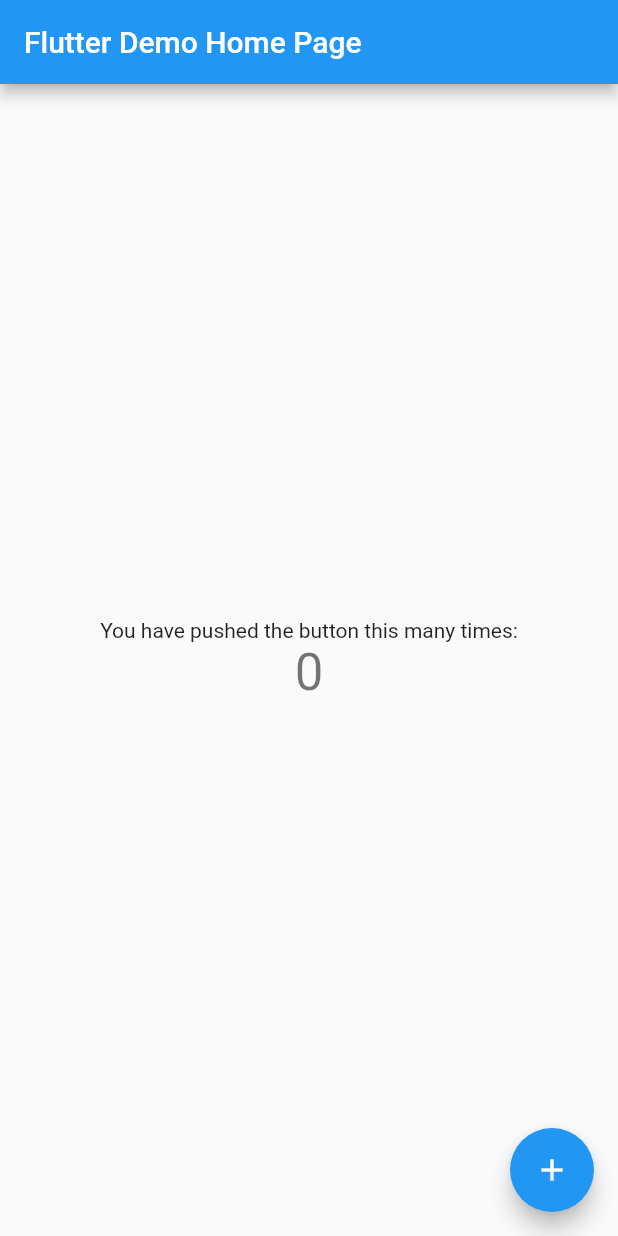
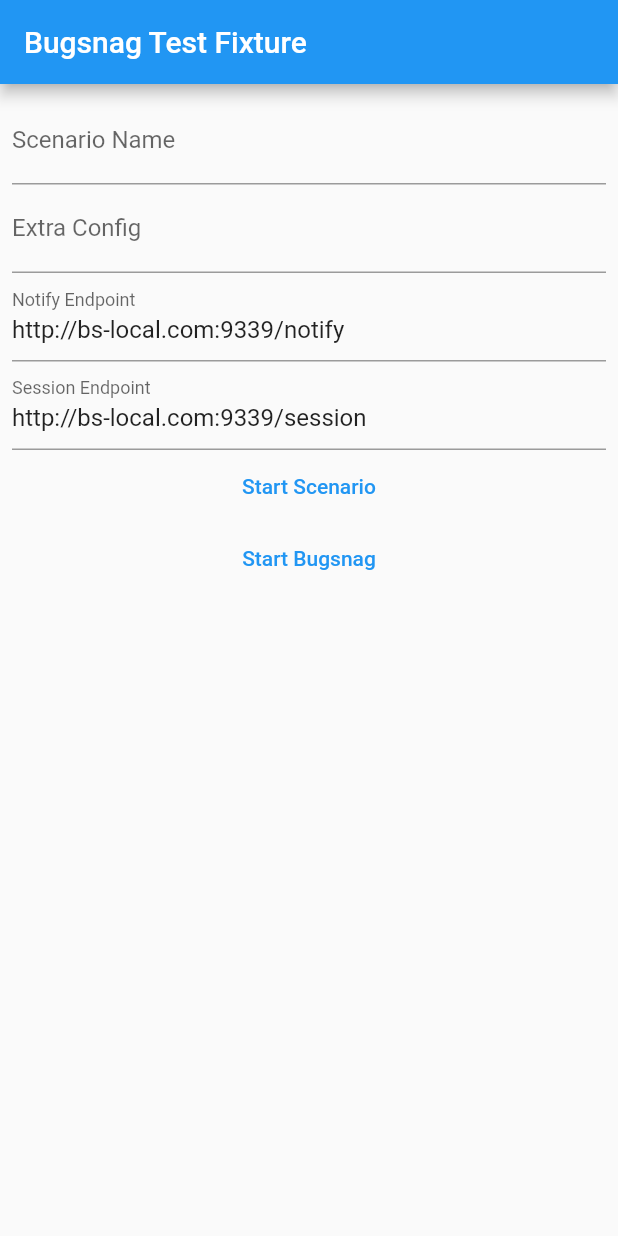
Before and after one commit to bugsnag/bugsnag-flutter, a Flutter app: the screen it shows after launch, on a phone screen of 412 x 824 dp. Run offline on Flutter 3.47's test engine with Material 2 defaults, Android fonts, the phone set to English and light mode, and no system bars.

Commit message:
feat(test): add the basis of a scenario driven test fixture app

```diff
--- /dev/null
+++ b/features/fixtures/app/lib/channels.dart
@@ -0,0 +1,20 @@
+import 'package:flutter/services.dart';
+
+class MazeRunnerChannels {
+  static const platform = MethodChannel('com.bugsnag.mazeRunner/platform');
+
+  static Future<void> runScenario(
+      {required String scenarioName, String? extraConfig}) {
+    return platform.invokeMethod("runScenario", {
+      'scenarioName': scenarioName,
+      'extraConfig': extraConfig,
+    });
+  }
+
+  /// Invoke Bugsnag.start on the native side as a temporary stand-in for
+  /// a Flutter API
+  @Deprecated("use bugsnag-flutter api once available")
+  static Future<void> startBugsnag() {
+    return platform.invokeMethod("startBugsnag");
+  }
+}
--- a/features/fixtures/app/lib/main.dart
+++ b/features/fixtures/app/lib/main.dart
@@ -1,115 +1,145 @@
+import 'package:MazeRunner/channels.dart';
 import 'package:flutter/material.dart';
 
+import 'scenarios/scenario.dart';
+import 'scenarios/scenarios.dart';
+
 void main() {
-  runApp(const MyApp());
+  runApp(const MazeRunnerFlutterApp());
 }
 
-class MyApp extends StatelessWidget {
-  const MyApp({Key? key}) : super(key: key);
+class MazeRunnerFlutterApp extends StatelessWidget {
+  const MazeRunnerFlutterApp({Key? key}) : super(key: key);
 
   // This widget is the root of your application.
   @override
   Widget build(BuildContext context) {
     return MaterialApp(
-      title: 'Flutter Demo',
+      title: 'Bugsnag Test',
       theme: ThemeData(
-        // This is the theme of your application.
-        //
-        // Try running your application with "flutter run". You'll see the
-        // application has a blue toolbar. Then, without quitting the app, try
-        // changing the primarySwatch below to Colors.green and then invoke
-        // "hot reload" (press "r" in the console where you ran "flutter run",
-        // or simply save your changes to "hot reload" in a Flutter IDE).
-        // Notice that the counter didn't reset back to zero; the application
-        // is not restarted.
-        primarySwatch: Colors.blue,
+        primaryColor: const Color.fromARGB(255, 73, 73, 227),
       ),
-      home: const MyHomePage(title: 'Flutter Demo Home Page'),
+      home: const MazeRunnerHomePage(),
     );
   }
 }
 
-class MyHomePage extends StatefulWidget {
-  const MyHomePage({Key? key, required this.title}) : super(key: key);
-
-  // This widget is the home page of your application. It is stateful, meaning
-  // that it has a State object (defined below) that contains fields that affect
-  // how it looks.
-
-  // This class is the configuration for the state. It holds the values (in this
-  // case the title) provided by the parent (in this case the App widget) and
-  // used by the build method of the State. Fields in a Widget subclass are
-  // always marked "final".
-
-  final String title;
+class MazeRunnerHomePage extends StatefulWidget {
+  const MazeRunnerHomePage({Key? key}) : super(key: key);
 
   @override
-  State<MyHomePage> createState() => _MyHomePageState();
+  State<MazeRunnerHomePage> createState() => _HomePageState();
 }
 
-class _MyHomePageState extends State<MyHomePage> {
-  int _counter = 0;
+class _HomePageState extends State<MazeRunnerHomePage> {
+  late TextEditingController _scenarioNameController;
+  late TextEditingController _extraConfigController;
+  late TextEditingController _notifyEndpointController;
+  late TextEditingController _sessionEndpointController;
 
-  void _incrementCounter() {
-    setState(() {
-      // This call to setState tells the Flutter framework that something has
-      // changed in this State, which causes it to rerun the build method below
-      // so that the display can reflect the updated values. If we changed
-      // _counter without calling setState(), then the build method would not be
-      // called again, and so nothing would appear to happen.
-      _counter++;
-    });
+  @override
+  void initState() {
+    super.initState();
+    _scenarioNameController = TextEditingController();
+    _extraConfigController = TextEditingController();
+    _notifyEndpointController = TextEditingController(
+      text: 'http://bs-local.com:9339/notify',
+    );
+    _sessionEndpointController = TextEditingController(
+      text: 'http://bs-local.com:9339/session',
+    );
+  }
+
+  @override
+  void dispose() {
+    _scenarioNameController.dispose();
+    _extraConfigController.dispose();
+    _notifyEndpointController.dispose();
+    _sessionEndpointController.dispose();
+
+    super.dispose();
+  }
+
+  void _onStartBugsnag(BuildContext context) async {
+    await MazeRunnerChannels.startBugsnag();
+  }
+
+  void _onStartScenario(BuildContext context) async {
+    await _initScenario(context)?.run();
+  }
+
+  Scenario? _initScenario(BuildContext context) {
+    final name = _scenarioNameController.value.text;
+    final extraConfig = _extraConfigController.value.text;
+    final scenarioIndex =
+    scenarios.indexWhere((element) => element.name == name);
+
+    if (scenarioIndex == -1) {
+      ScaffoldMessenger.of(context).showSnackBar(
+        SnackBar(
+          content: Text("Cannot find Scenario $name. "
+              "Has is been added to scenario.dart?"),
+        ),
+      );
+
+      return null;
+    }
+
+    return scenarios[scenarioIndex].init(extraConfig);
   }
 
   @override
   Widget build(BuildContext context) {
-    // This method is rerun every time setState is called, for instance as done
-    // by the _incrementCounter method above.
-    //
-    // The Flutter framework has been optimized to make rerunning build methods
-    // fast, so that you can just rebuild anything that needs updating rather
-    // than having to individually change instances of widgets.
     return Scaffold(
       appBar: AppBar(
-        // Here we take the value from the MyHomePage object that was created by
-        // the App.build method, and use it to set our appbar title.
-        title: Text(widget.title),
+        title: const Text('Bugsnag Test Fixture'),
       ),
-      body: Center(
-        // Center is a layout widget. It takes a single child and positions it
-        // in the middle of the parent.
+      body: Padding(
+        padding: const EdgeInsets.all(8.0),
         child: Column(
-          // Column is also a layout widget. It takes a list of children and
-          // arranges them vertically. By default, it sizes itself to fit its
-          // children horizontally, and tries to be as tall as its parent.
-          //
-          // Invoke "debug painting" (press "p" in the console, choose the
-          // "Toggle Debug Paint" action from the Flutter Inspector in Android
-          // Studio, or the "Toggle Debug Paint" command in Visual Studio Code)
-          // to see the wireframe for each widget.
-          //
-          // Column has various properties to control how it sizes itself and
-          // how it positions its children. Here we use mainAxisAlignment to
-          // center the children vertically; the main axis here is the vertical
-          // axis because Columns are vertical (the cross axis would be
-          // horizontal).
-          mainAxisAlignment: MainAxisAlignment.center,
+          mainAxisAlignment: MainAxisAlignment.start,
           children: <Widget>[
-            const Text(
-              'You have pushed the button this many times:',
+            TextField(
+              controller: _scenarioNameController,
+              key: const Key("scenarioName"),
+              decoration: const InputDecoration(
+                label: Text("Scenario Name"),
+              ),
             ),
-            Text(
-              '$_counter',
-              style: Theme.of(context).textTheme.headline4,
+            TextField(
+              controller: _extraConfigController,
+              key: const Key("extraConfig"),
+              decoration: const InputDecoration(
+                label: Text("Extra Config"),
+              ),
+            ),
+            TextField(
+              controller: _notifyEndpointController,
+              key: const Key("notifyEndpoint"),
+              decoration: const InputDecoration(
+                label: Text("Notify Endpoint"),
+              ),
+            ),
+            TextField(
+              controller: _sessionEndpointController,
+              key: const Key("sessionEndpoint"),
+              decoration: const InputDecoration(
+                label: Text("Session Endpoint"),
+              ),
+            ),
+            TextButton(
+              child: const Text("Start Scenario"),
+              onPressed: () => _onStartScenario(context),
+              key: const Key("startScenario"),
+            ),
+            TextButton(
+              child: const Text("Start Bugsnag"),
+              onPressed: () => _onStartBugsnag(context),
+              key: const Key("startBugsnag"),
             ),
           ],
         ),
       ),
-      floatingActionButton: FloatingActionButton(
-        onPressed: _incrementCounter,
-        tooltip: 'Increment',
-        child: const Icon(Icons.add),
-      ), // This trailing comma makes auto-formatting nicer for build methods.
     );
   }
 }
--- /dev/null
+++ b/features/fixtures/app/lib/scenarios/scenario.dart
@@ -0,0 +1,7 @@
+abstract class Scenario {
+  const Scenario(this.extraConfig);
+
+  final String? extraConfig;
+
+  Future<void> run();
+}
--- /dev/null
+++ b/features/fixtures/app/lib/scenarios/scenarios.dart
@@ -0,0 +1,14 @@
+import 'scenario.dart';
+import 'throw_exception_scenario.dart';
+
+class ScenarioInfo<T extends Scenario> {
+  const ScenarioInfo(this.name, this.init);
+
+  final String name;
+  final Scenario Function(String? extraConfig) init;
+}
+
+// Flutter obfuscation *requires* that we specify the name as a raw String in order to match the runtime class
+const List<ScenarioInfo<Scenario>> scenarios = [
+  ScenarioInfo("ThrowExceptionScenario", ThrowExceptionScenario.new)
+];
--- a/features/fixtures/app/pubspec.yaml
+++ b/features/fixtures/app/pubspec.yaml
@@ -1,4 +1,4 @@
-name: app
+name: MazeRunner
 description: A very crashy Flutter app
 
 # The following line prevents the package from being accidentally published to
```
Also changed, not shown: features/fixtures/app/lib/scenarios/throw_exception_scenario.dart (added, +10 -0 lines), 11 other files.
